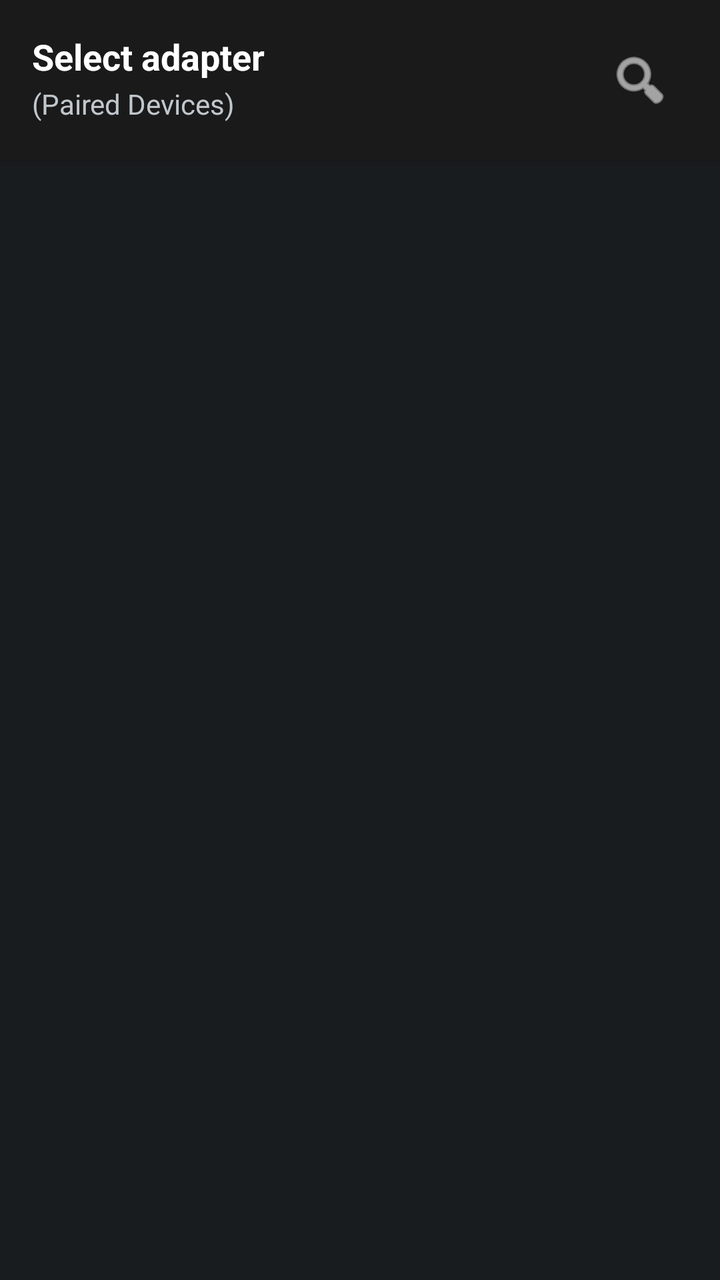
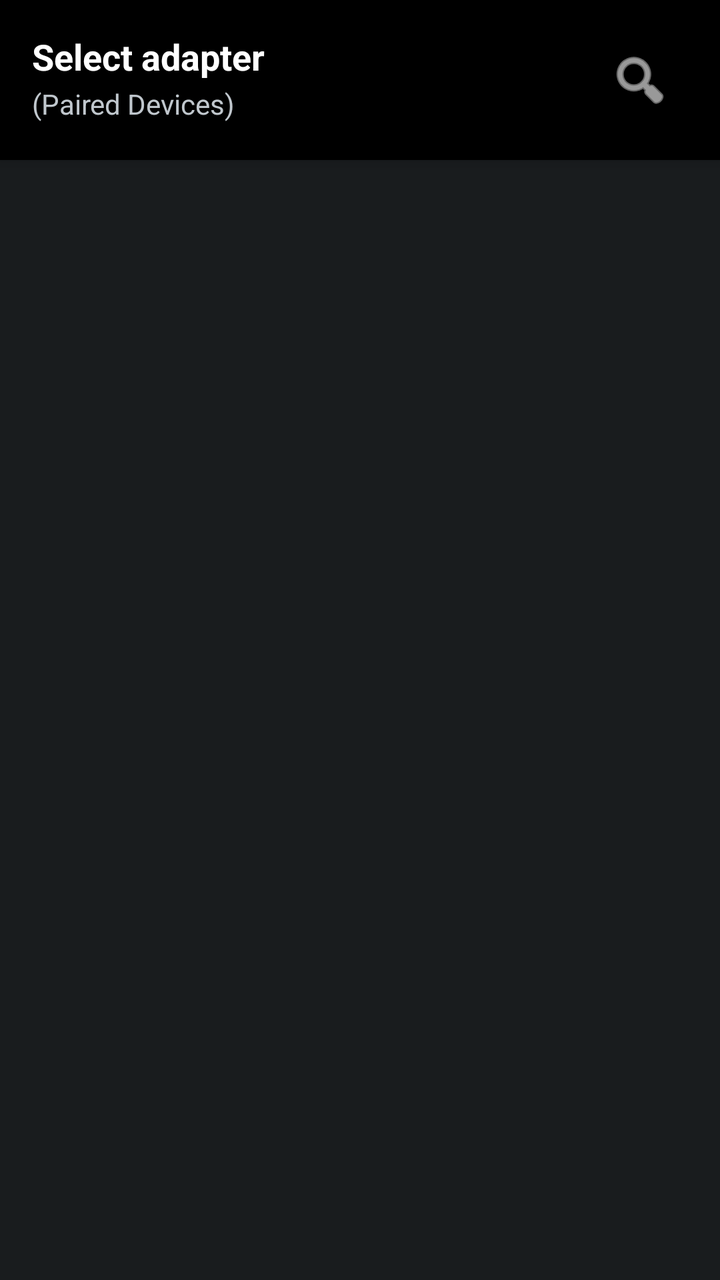

Before-and-after screenshots of an Android layout around one commit, followed by the original layout XML and the change that was made.
<!-- AndroidManifest.xml: application theme AppTheme.Dark -->
<!-- res/layout/device_list_modern.xml -->
<?xml version="1.0" encoding="utf-8"?>
<LinearLayout xmlns:android="http://schemas.android.com/apk/res/android"
    android:orientation="vertical"
    android:layout_width="match_parent"
    android:layout_height="match_parent"
    android:background="?android:attr/windowBackground">

    
    <LinearLayout
        android:layout_width="match_parent"
        android:layout_height="wrap_content"
        android:orientation="vertical"
        android:background="#1a1a1a"
        android:padding="16dp"
        android:elevation="4dp">

        <LinearLayout
            android:layout_width="match_parent"
            android:layout_height="wrap_content"
            android:orientation="horizontal">

            <LinearLayout
                android:layout_width="0dp"
                android:layout_weight="1"
                android:layout_height="wrap_content"
                android:orientation="vertical">

                <TextView
                    android:layout_width="wrap_content"
                    android:layout_height="wrap_content"
                    android:text="@string/select_device"
                    android:textColor="@android:color/white"
                    android:textSize="18sp"
                    android:textStyle="bold"/>

                <TextView
                    android:layout_width="wrap_content"
                    android:layout_height="wrap_content"
                    android:text="(Paired Devices)"
                    android:textColor="?android:attr/textColorSecondary"
                    android:textSize="14sp"
                    android:layout_marginTop="2dp"/>

            </LinearLayout>

            <ImageButton
                android:id="@+id/btn_scan"
                android:layout_width="wrap_content"
                android:layout_height="wrap_content"
                android:src="@android:drawable/ic_menu_search"
                android:background="?android:attr/selectableItemBackgroundBorderless"
                android:padding="8dp"
                android:contentDescription="Scan for devices"
                android:tint="@android:color/white"
                android:layout_gravity="center_vertical"/>
        </LinearLayout>

    </LinearLayout>

    
    <FrameLayout
        android:layout_width="match_parent"
        android:layout_height="match_parent">

        
        <ListView
            android:id="@+id/paired_devices"
            android:layout_width="match_parent"
            android:layout_height="match_parent"
            android:padding="8dp"
            android:clipToPadding="false"
            android:divider="@android:color/transparent"
            android:dividerHeight="8dp"
            android:scrollbarStyle="outsideOverlay"/>

        
        <LinearLayout
            android:id="@+id/empty_state"
            android:layout_width="match_parent"
            android:layout_height="match_parent"
            android:orientation="vertical"
            android:gravity="center"
            android:padding="32dp"
            android:visibility="gone">

            <ImageView
                android:layout_width="96dp"
                android:layout_height="96dp"
                android:src="@android:drawable/stat_sys_data_bluetooth"
                android:tint="?android:attr/textColorTertiary"
                android:layout_marginBottom="16dp"/>

            <TextView
                android:layout_width="wrap_content"
                android:layout_height="wrap_content"
                android:text="No paired devices found"
                android:textSize="18sp"
                android:textColor="?android:attr/textColorPrimary"
                android:layout_marginBottom="8dp"/>

            <TextView
                android:layout_width="wrap_content"
                android:layout_height="wrap_content"
                android:text="Make sure Bluetooth is enabled and pair your OBD adapter in system settings"
                android:textSize="14sp"
                android:textColor="?android:attr/textColorSecondary"
                android:gravity="center"
                android:layout_marginBottom="24dp"/>

            <Button
                android:id="@+id/btn_open_settings"
                android:layout_width="wrap_content"
                android:layout_height="wrap_content"
                android:text="Open Bluetooth Settings"
                android:textColor="@android:color/white"
                android:background="?android:attr/colorPrimary"
                android:padding="12dp"/>
        </LinearLayout>

    </FrameLayout>
</LinearLayout>
<!-- resources referenced by this layout -->
<resources>
  <string name="select_device">Select adapter</string>
  <style name="AppTheme.Dark" parent="@android:style/Theme.DeviceDefault">
          <item name="android:activatedBackgroundIndicator">@drawable/activated_background</item>
      </style>
  <!-- drawable activated_background (drawable) -->
  <?xml version="1.0" encoding="utf-8"?>
  <selector xmlns:android="http://schemas.android.com/apk/res/android">
      <item android:state_activated="true" android:drawable="@color/row_activated" />
      <item android:drawable="@android:color/transparent" />
  </selector>
  <color name="row_activated">#80808080</color>
</resources>

<!-- the commit's change to res/layout/device_list_modern.xml (unified diff, before → after) -->
@@ -10,7 +10,7 @@
         android:layout_width="match_parent"
         android:layout_height="wrap_content"
         android:orientation="vertical"
-        android:background="#1a1a1a"
+        android:background="#000000"
         android:padding="16dp"
         android:elevation="4dp">
 
